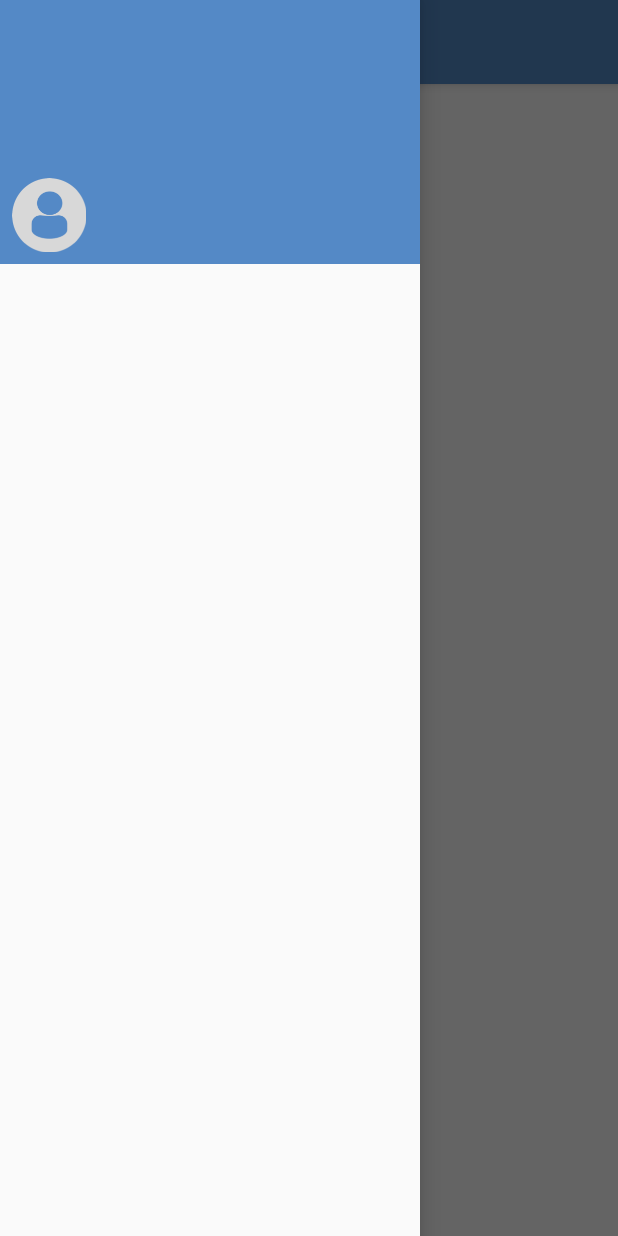
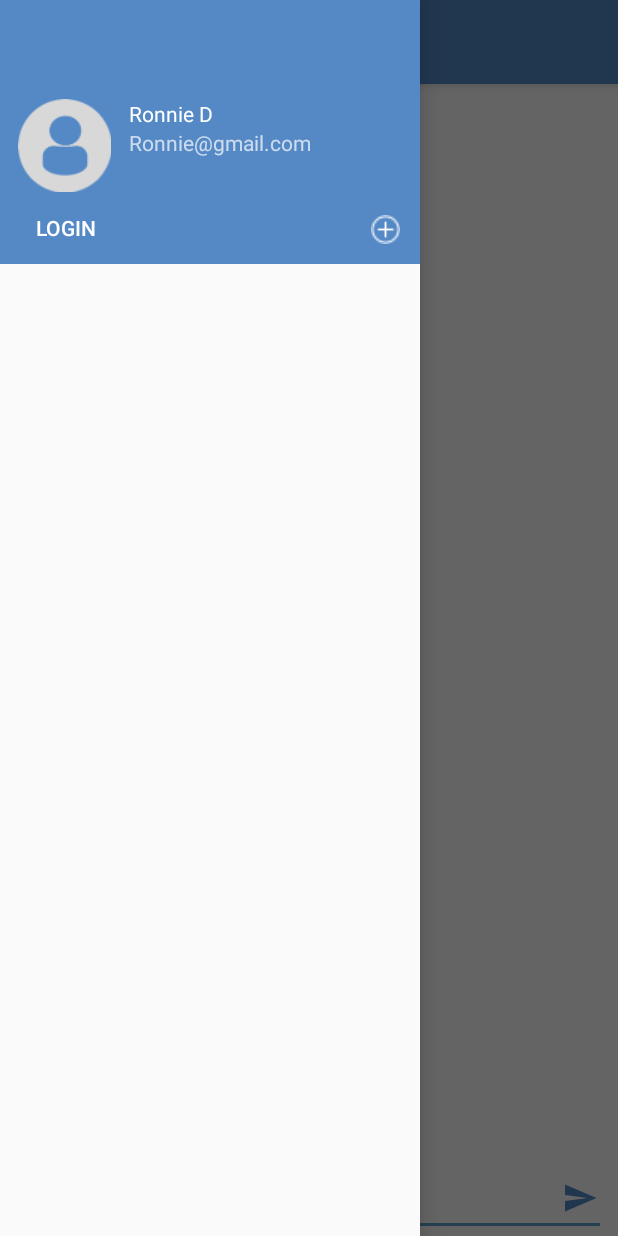
Before and after one commit to RonnieDipple/Smack, an Android app: the screen it shows after launch (MainActivity), with the side drawer open, on a phone screen of 412 x 824 dp. Run offline under Robolectric (Android 15) with nearby library versions, the phone set to English and light mode, and no system bars.

Commit message:
lesson 2

```diff
--- a/Smack/app/src/main/java/com/yolasite/hardtapgames/smack/MainActivity.kt
+++ b/Smack/app/src/main/java/com/yolasite/hardtapgames/smack/MainActivity.kt
@@ -8,6 +8,7 @@ import android.support.v7.app.ActionBarDrawerToggle
 import android.support.v7.app.AppCompatActivity
 import android.view.Menu
 import android.view.MenuItem
+import android.view.View
 import kotlinx.android.synthetic.main.activity_main.*
 import kotlinx.android.synthetic.main.app_bar_main.*
 
@@ -33,5 +34,17 @@ class MainActivity : AppCompatActivity(){
         }
     }
 
+    fun loginButtonNavClicked (view : View){
+
+    }
+
+    fun addChannelClicked (view: View){
+
+    }
+
+    fun sendMessageBtnClicked(view: View){
+
+    }
+
 
 }
--- a/Smack/app/src/main/res/layout/content_main.xml
+++ b/Smack/app/src/main/res/layout/content_main.xml
@@ -9,12 +9,49 @@
     tools:showIn="@layout/app_bar_main">
 
     <TextView
-        android:layout_width="wrap_content"
+        android:id="@+id/mainChannelName"
+        android:layout_width="0dp"
         android:layout_height="wrap_content"
-        android:text="Hello World!"
-        app:layout_constraintBottom_toBottomOf="parent"
+        android:layout_marginTop="8dp"
+        android:text="Please log in"
         app:layout_constraintLeft_toLeftOf="parent"
         app:layout_constraintRight_toRightOf="parent"
         app:layout_constraintTop_toTopOf="parent" />
 
+    <EditText
+        android:id="@+id/messageTextField"
+        android:layout_width="0dp"
+        android:layout_height="wrap_content"
+        android:layout_marginEnd="8dp"
+        android:layout_marginStart="8dp"
+        android:ems="10"
+        android:hint="Message:"
+        android:inputType="textMultiLine"
+        app:layout_constraintBottom_toBottomOf="parent"
+        app:layout_constraintEnd_toEndOf="parent"
+        app:layout_constraintStart_toStartOf="parent" />
+
+    <ImageButton
+        android:id="@+id/sendMessageBtn"
+        android:layout_width="35dp"
+        android:layout_height="35dp"
+        android:layout_marginBottom="8dp"
+        android:layout_marginEnd="8dp"
+        android:background="@android:color/transparent"
+        android:onClick="sendMessageBtnClicked"
+        android:tint="@color/colorPrimary"
+        app:layout_constraintBottom_toBottomOf="parent"
+        app:layout_constraintEnd_toEndOf="parent"
+        app:srcCompat="@drawable/ic_menu_send" />
+
+    <android.support.v7.widget.RecyclerView
+        android:id="@+id/messageListView"
+        android:layout_width="0dp"
+        android:layout_height="0dp"
+        app:layout_constraintBottom_toTopOf="@id/messageTextField"
+        app:layout_constraintEnd_toEndOf="parent"
+        app:layout_constraintStart_toStartOf="parent"
+
+        app:layout_constraintTop_toBottomOf="@id/mainChannelName" />
+
 </android.support.constraint.ConstraintLayout>
--- a/Smack/app/src/main/res/layout/nav_header_main.xml
+++ b/Smack/app/src/main/res/layout/nav_header_main.xml
@@ -11,34 +11,63 @@
     tools:layout_editor_absoluteY="81dp">
 
     <ImageView
-        android:id="@+id/imageView"
-        android:layout_width="wrap_content"
-        android:layout_height="wrap_content"
+        android:id="@+id/userImageNavHeader"
+        android:layout_width="70dp"
+        android:layout_height="70dp"
         android:layout_marginBottom="8dp"
         android:layout_marginStart="8dp"
         android:paddingTop="@dimen/nav_header_vertical_spacing"
-        app:layout_constraintBottom_toBottomOf="parent"
+        app:layout_constraintBottom_toTopOf="@+id/loginButtonNavHeader"
         app:layout_constraintStart_toStartOf="parent"
         app:srcCompat="@drawable/profiledefault" />
 
     <TextView
-        android:id="@+id/textView2"
+        android:id="@+id/userNameNavHeader"
         android:layout_width="wrap_content"
         android:layout_height="wrap_content"
         android:layout_marginStart="8dp"
         android:paddingTop="@dimen/nav_header_vertical_spacing"
+        android:text="Ronnie D"
         android:textAppearance="@style/TextAppearance.AppCompat.Body1"
-        app:layout_constraintStart_toEndOf="@+id/imageView"
-        app:layout_constraintTop_toTopOf="@+id/imageView"
+        app:layout_constraintStart_toEndOf="@+id/userImageNavHeader"
+        app:layout_constraintTop_toTopOf="@+id/userImageNavHeader"
         tools:text="Ronnie D" />
 
     <TextView
-        android:id="@+id/textView"
+        android:id="@+id/userEmailNavHeader"
         android:layout_width="wrap_content"
         android:layout_height="wrap_content"
         android:layout_marginStart="8dp"
-        app:layout_constraintStart_toEndOf="@+id/imageView"
-        app:layout_constraintTop_toBottomOf="@+id/textView2"
+        android:text="Ronnie@gmail.com"
+        app:layout_constraintStart_toEndOf="@+id/userImageNavHeader"
+        app:layout_constraintTop_toBottomOf="@+id/userNameNavHeader"
         tools:text="Ronnie@HardTapGames.com" />
 
+    <Button
+        android:id="@+id/loginButtonNavHeader"
+        android:layout_width="wrap_content"
+        android:layout_height="32dp"
+        android:layout_marginBottom="8dp"
+        android:layout_marginStart="24dp"
+        android:background="@android:color/transparent"
+        android:onClick="loginButtonNavClicked"
+        android:text="LOGIN"
+        android:textAlignment="textStart"
+        app:layout_constraintBottom_toBottomOf="parent"
+        app:layout_constraintStart_toStartOf="parent" />
+
+    <ImageButton
+        android:id="@+id/addChannelButton"
+        android:layout_width="30dp"
+        android:layout_height="30dp"
+        android:layout_marginBottom="8dp"
+        android:layout_marginEnd="8dp"
+        android:background="@android:color/transparent"
+        android:onClick="addChannelClicked"
+        android:padding="5dp"
+        android:scaleType="fitXY"
+        app:layout_constraintBottom_toBottomOf="parent"
+        app:layout_constraintEnd_toEndOf="parent"
+        app:srcCompat="@drawable/addchannelbutton" />
+
 </android.support.constraint.ConstraintLayout>
--- a/Smack/app/src/main/res/values/colors.xml
+++ b/Smack/app/src/main/res/values/colors.xml
@@ -1,6 +1,6 @@
 <?xml version="1.0" encoding="utf-8"?>
 <resources>
-    <color name="colorPrimary">#5489C6</color>
+    <color name="colorPrimary">#5489c6</color>
     <color name="colorPrimaryDark">#5489C6</color>
     <color name="colorAccent">#5EA0C9</color>
 </resources>
```
Also changed, not shown: 30 other files.
